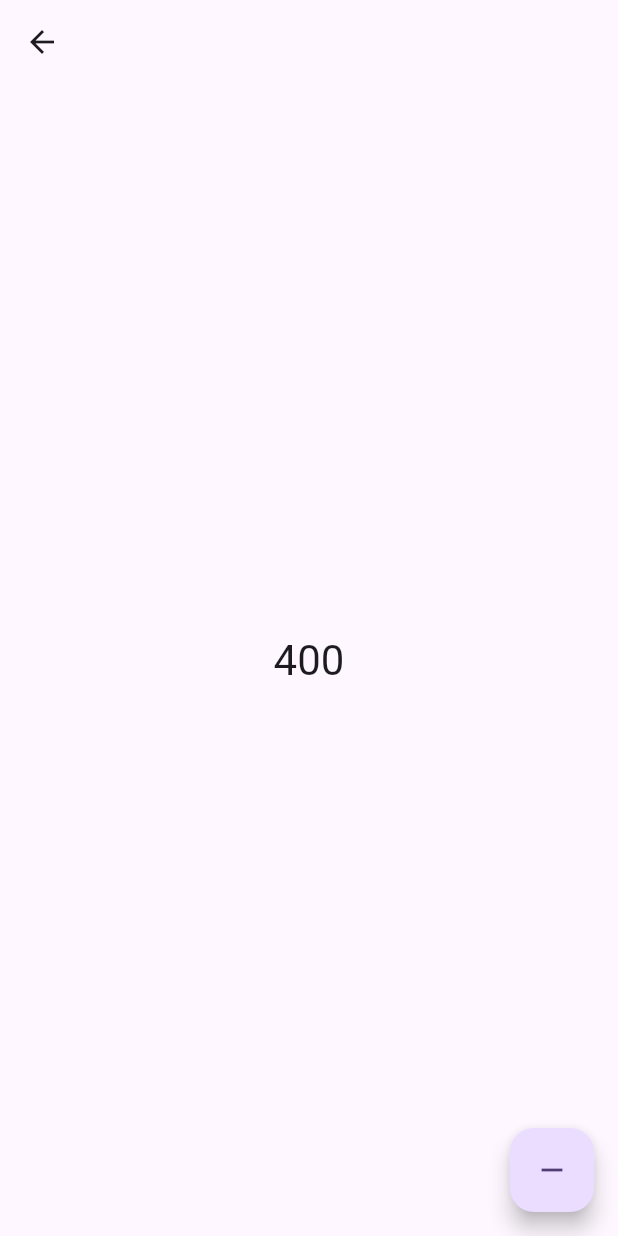
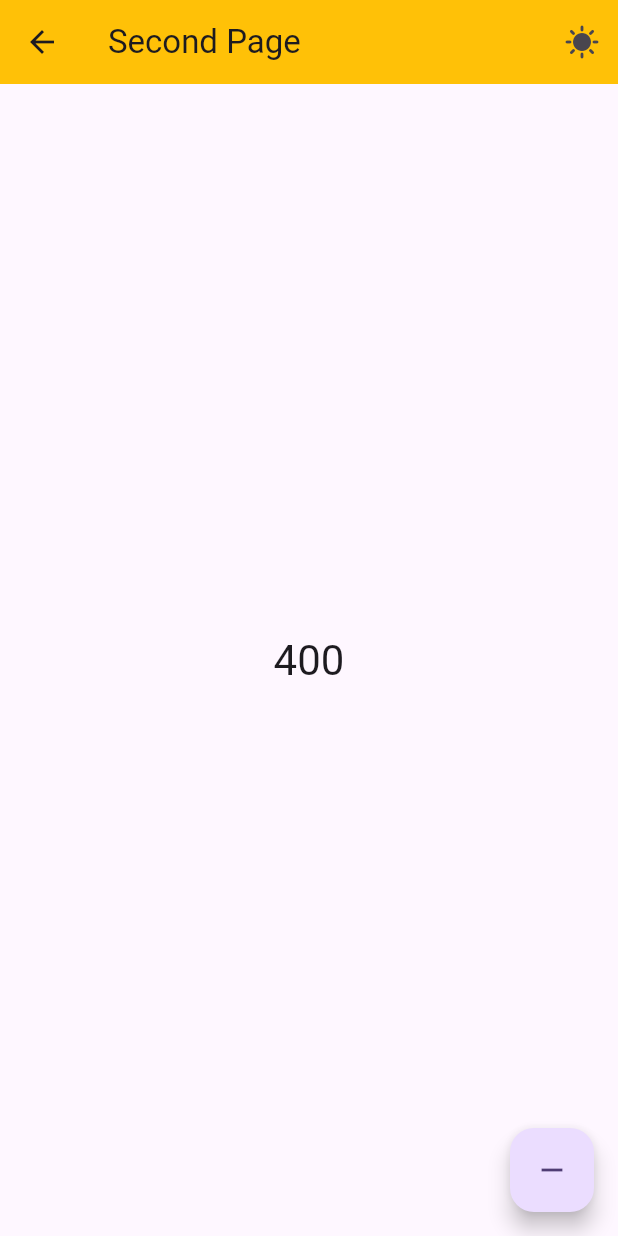
Before and after one commit to backerabu/Flutter-Inherited-Widget, a Flutter app: the screen it shows after launch, after a tap on the "arrow forward" icon, on a phone screen of 412 x 824 dp. Run offline on Flutter 3.47's test engine with Material 2 defaults, Android fonts, the phone set to English and light mode, and no system bars.

Commit message:
added a second inherited widget to manage day and night

```diff
--- /dev/null
+++ b/lib/custom_appbar.dart
@@ -0,0 +1,25 @@
+import 'package:flutter/material.dart';
+import 'package:flutter_inherited_widget/inherited_color.dart';
+
+class CustomAppBar extends StatelessWidget implements PreferredSizeWidget {
+  final List<Widget> actions;
+  final Widget? title;
+  CustomAppBar({this.title,this.actions = const []});
+  @override
+  Widget build(BuildContext context) {
+    return ValueListenableBuilder<AppBarStyle>(
+        valueListenable: InheritedColor.of(context).appBarStyle,
+        builder: (context, v, _) {
+          return AppBar(
+            backgroundColor: v.color,
+            title: title,
+            actions: actions+[IconButton(onPressed: (){
+              InheritedColor.of(context).switchColor();
+            }, icon: Icon(v.icon))],
+          );
+        });
+  }
+
+  @override
+  Size get preferredSize => const Size.fromHeight(kToolbarHeight);
+}
--- /dev/null
+++ b/lib/inherited_color.dart
@@ -0,0 +1,38 @@
+import 'package:flutter/material.dart';
+
+class InheritedColor extends InheritedWidget {
+  ValueNotifier<AppBarStyle> appBarStyle;
+
+  void switchColor() {
+    if (appBarStyle.value.n == 0) {
+      appBarStyle.value = AppBarStyle.night;
+    } else {
+      appBarStyle.value = AppBarStyle.day;
+    }
+  }
+
+  InheritedColor(this.appBarStyle, {super.key, required super.child});
+  @override
+  bool updateShouldNotify(covariant InheritedColor oldWidget) {
+    return appBarStyle != oldWidget.appBarStyle;
+  }
+
+  static InheritedColor of(BuildContext context) {
+    InheritedColor? inheritedColor =
+        context.dependOnInheritedWidgetOfExactType<InheritedColor>();
+    if (inheritedColor == null) {
+      throw FlutterError("Inherited widget is not in the tree");
+    }
+    return inheritedColor;
+  }
+}
+
+enum AppBarStyle {
+  day(0, Icons.sunny, Colors.amber),
+  night(1, Icons.nightlight, Colors.brown);
+
+  const AppBarStyle(this.n, this.icon, this.color);
+  final IconData icon;
+  final Color color;
+  final int n;
+}
--- a/lib/inherited_counter.dart
+++ b/lib/inherited_counter.dart
@@ -19,7 +19,7 @@ class InheritedCounter extends InheritedWidget {
   }
 
   static InheritedCounter of(BuildContext context) {
-    final inheritedCounter =  context.dependOnInheritedWidgetOfExactType<InheritedCounter>();
+    InheritedCounter? inheritedCounter =  context.dependOnInheritedWidgetOfExactType<InheritedCounter>();
     if(inheritedCounter ==null){
       throw FlutterError("InheritedCounter.of() called in a context which does not containe InheritedCounter");
     }
--- a/lib/main.dart
+++ b/lib/main.dart
@@ -1,6 +1,9 @@
 import 'package:flutter/material.dart';
+import 'package:flutter_inherited_widget/inherited_color.dart';
 import 'package:flutter_inherited_widget/inherited_counter.dart';
 import 'package:flutter_inherited_widget/second_page.dart';
+
+import 'custom_appbar.dart';
 
 void main() {
   runApp(const MyApp());
@@ -11,7 +14,9 @@ class MyApp extends StatelessWidget {
 
   @override
   Widget build(BuildContext context) {
-    return InheritedCounter(
+    return InheritedColor(
+      ValueNotifier(AppBarStyle.day),
+      child: InheritedCounter(
         ValueNotifier(400),
         child:
         MaterialApp(
@@ -21,6 +26,7 @@ class MyApp extends StatelessWidget {
               useMaterial3: true,
             ),
             home: const MyHomePage(title: 'Flutter Demo Home Page')),
+      ),
     );
   }
 }
@@ -38,8 +44,7 @@ class _MyHomePageState extends State<MyHomePage> {
   @override
   Widget build(BuildContext context) {
     return Scaffold(
-      appBar: AppBar(
-        backgroundColor: Theme.of(context).colorScheme.inversePrimary,
+      appBar: CustomAppBar(
         title: Text(widget.title),
         actions: [
           IconButton(
--- a/lib/second_page.dart
+++ b/lib/second_page.dart
@@ -1,5 +1,7 @@
 import 'package:flutter/material.dart';
 import 'package:flutter_inherited_widget/inherited_counter.dart';
+
+import 'custom_appbar.dart';
 
 class SecondPage extends StatelessWidget {
   const SecondPage({super.key});
@@ -7,7 +9,9 @@ class SecondPage extends StatelessWidget {
   @override
   Widget build(BuildContext context) {
     return Scaffold(
-      appBar: AppBar(),
+      appBar: CustomAppBar(
+        title: const Text("Second Page"),
+      ),
       body: Center(
         child: ValueListenableBuilder<int>(
             valueListenable: InheritedCounter.of(context).count,
```
Lines whose indentation alone changed are shown as unchanged.
